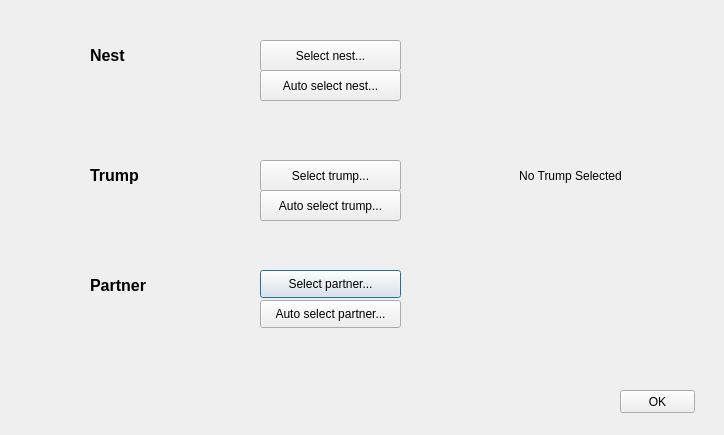
Above: src/middleDialog.ui from nathanesau-competitive/RookGame before the change. Below: the same form after it.
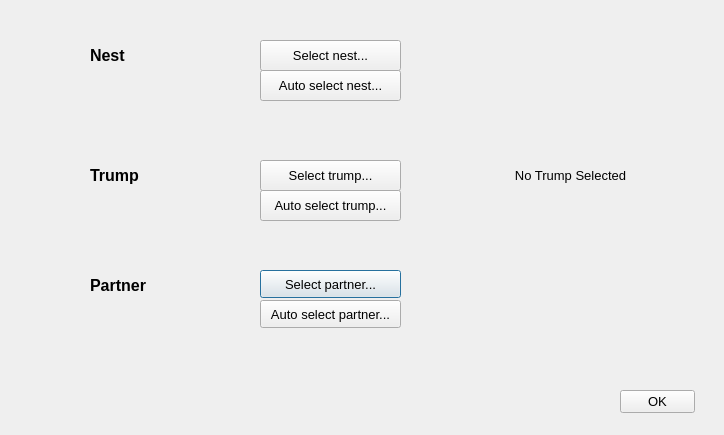
That is the form after the change. Custom widgets are drawn as their Qt base class.

What changed in the file:
```diff
--- a/src/middleDialog.ui
+++ b/src/middleDialog.ui
@@ -45,8 +45,13 @@
    <property name="text">
     <string>Select partner...</string>
    </property>
-  </widget>
-  <widget class="QLabel" name="partnerCategoryLabel">
+            <property name="font">
+                <font>
+                    <pointsize>10</pointsize>
+                </font>
+            </property>
+        </widget>
+        <widget class="ScaledQLabel" name="partnerCategoryLabel">
    <property name="geometry">
     <rect>
      <x>90</x>
@@ -78,8 +83,13 @@
    <property name="text">
     <string>Select trump...</string>
    </property>
-  </widget>
-  <widget class="QLabel" name="trumpLabel">
+            <property name="font">
+                <font>
+                    <pointsize>10</pointsize>
+                </font>
+            </property>
+        </widget>
+        <widget class="ScaledQLabel" name="trumpLabel">
    <property name="geometry">
     <rect>
      <x>510</x>
@@ -94,8 +104,13 @@
    <property name="alignment">
     <set>Qt::AlignCenter</set>
    </property>
-  </widget>
-  <widget class="QPushButton" name="okButton">
+            <property name="font">
+                <font>
+                    <pointsize>10</pointsize>
+                </font>
+            </property>
+        </widget>
+        <widget class="ScaledQPushButton" name="okButton">
    <property name="geometry">
     <rect>
      <x>620</x>
@@ -107,8 +122,13 @@
    <property name="text">
     <string>OK</string>
    </property>
-  </widget>
-  <widget class="QPushButton" name="autoSelectTrumpButton">
+            <property name="font">
+                <font>
+                    <pointsize>10</pointsize>
+                </font>
+            </property>
+        </widget>
+        <widget class="ScaledQPushButton" name="autoSelectTrumpButton">
    <property name="geometry">
     <rect>
      <x>260</x>
@@ -117,6 +137,11 @@
      <height>31</height>
     </rect>
    </property>
+                        <property name="font">
+                <font>
+                    <pointsize>10</pointsize>
+                </font>
+            </property>
    <property name="text">
     <string>Auto select trump...</string>
    </property>
@@ -133,8 +158,13 @@
    <property name="text">
     <string>Auto select partner...</string>
    </property>
-  </widget>
-  <widget class="QLabel" name="nestCategoryLabel">
+            <property name="font">
+                <font>
+                    <pointsize>10</pointsize>
+                </font>
+            </property>
+        </widget>
+        <widget class="ScaledQLabel" name="nestCategoryLabel">
    <property name="geometry">
     <rect>
      <x>90</x>
@@ -166,8 +196,13 @@
    <property name="text">
     <string>Select nest...</string>
    </property>
-  </widget>
-  <widget class="QPushButton" name="autoSelectNestButton">
+            <property name="font">
+                <font>
+                    <pointsize>10</pointsize>
+                </font>
+            </property>
+        </widget>
+        <widget class="ScaledQPushButton" name="autoSelectNestButton">
    <property name="geometry">
     <rect>
      <x>260</x>
@@ -179,8 +214,25 @@
    <property name="text">
     <string>Auto select nest...</string>
    </property>
-  </widget>
- </widget>
+            <property name="font">
+                <font>
+                    <pointsize>10</pointsize>
+                </font>
+            </property>
+        </widget>
+    </widget>
+    <customwidgets>
+        <customwidget>
+            <class>ScaledQLabel</class>
+            <extends>QLabel</extends>
+            <header>common.h</header>
+        </customwidget>
+        <customwidget>
+            <class>ScaledQPushButton</class>
+            <extends>QPushButton</extends>
+            <header>common.h</header>
+        </customwidget>
+    </customwidgets>
  <resources/>
  <connections/>
 </ui>
```
Left out of the diff: 10 changed lines with no effect on the pictures. Lines whose indentation alone changed are shown as unchanged.
